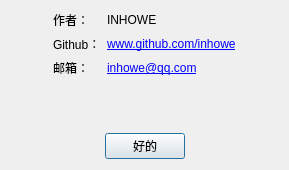
Old version of the form ComAssistant/about_me_dialog.ui in the repository petertheprocess/ComAssistant.
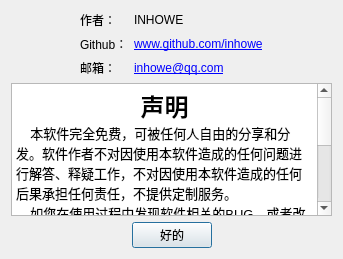
New version of the form.

Commit message: 关于UI增加声明

Diff of the .ui file:
```diff
--- a/ComAssistant/about_me_dialog.ui
+++ b/ComAssistant/about_me_dialog.ui
@@ -6,14 +6,27 @@
    <rect>
     <x>0</x>
     <y>0</y>
-    <width>289</width>
-    <height>170</height>
+    <width>343</width>
+    <height>259</height>
    </rect>
   </property>
   <property name="windowTitle">
    <string>关于</string>
   </property>
   <layout class="QGridLayout" name="gridLayout">
+   <item row="2" column="0">
+    <spacer name="verticalSpacer">
+     <property name="orientation">
+      <enum>Qt::Vertical</enum>
+     </property>
+     <property name="sizeHint" stdset="0">
+      <size>
+       <width>20</width>
+       <height>40</height>
+      </size>
+     </property>
+    </spacer>
+   </item>
    <item row="0" column="0">
     <layout class="QHBoxLayout" name="horizontalLayout_3">
      <item>
@@ -90,7 +103,7 @@
      </item>
     </layout>
    </item>
-   <item row="2" column="0">
+   <item row="3" column="0">
     <layout class="QHBoxLayout" name="horizontalLayout">
      <item>
       <spacer name="horizontalSpacer">
@@ -128,17 +141,19 @@
     </layout>
    </item>
    <item row="1" column="0">
-    <spacer name="verticalSpacer">
-     <property name="orientation">
-      <enum>Qt::Vertical</enum>
+    <widget class="QTextBrowser" name="textBrowser">
+     <property name="html">
+      <string>&lt;!DOCTYPE HTML PUBLIC &quot;-//W3C//DTD HTML 4.0//EN&quot; &quot;http://www.w3.org/TR/REC-html40/strict.dtd&quot;&gt;
+&lt;html&gt;&lt;head&gt;&lt;meta name=&quot;qrichtext&quot; content=&quot;1&quot; /&gt;&lt;style type=&quot;text/css&quot;&gt;
+p, li { white-space: pre-wrap; }
+&lt;/style&gt;&lt;/head&gt;&lt;body style=&quot; font-family:'SimSun'; font-size:9pt; font-weight:400; font-style:normal;&quot;&gt;
+&lt;p align=&quot;center&quot; style=&quot; margin-top:0px; margin-bottom:0px; margin-left:0px; margin-right:0px; -qt-block-indent:0; text-indent:0px;&quot;&gt;&lt;span style=&quot; font-family:'SimSun'; font-size:18pt; font-weight:600;&quot;&gt;声明&lt;/span&gt;&lt;/p&gt;
+&lt;p style=&quot; margin-top:0px; margin-bottom:0px; margin-left:0px; margin-right:0px; -qt-block-indent:0; text-indent:0px;&quot;&gt;&lt;span style=&quot; font-family:'SimSun'; font-size:10pt;&quot;&gt;    本软件完全免费，可被任何人自由的分享和分发。软件作者不对因使用本软件造成的任何问题进行解答、释疑工作，不对因使用本软件造成的任何后果承担任何责任，不提供定制服务。&lt;/span&gt;&lt;/p&gt;
+&lt;p style=&quot; margin-top:0px; margin-bottom:0px; margin-left:0px; margin-right:0px; -qt-block-indent:0; text-indent:0px;&quot;&gt;&lt;span style=&quot; font-family:'SimSun'; font-size:10pt;&quot;&gt;    如您在使用过程中发现软件相关的BUG、或者改进意见，可以发送电子邮件联系作者。&lt;/span&gt;&lt;/p&gt;
+&lt;p style=&quot; margin-top:0px; margin-bottom:0px; margin-left:0px; margin-right:0px; -qt-block-indent:0; text-indent:0px;&quot;&gt;&lt;span style=&quot; font-family:'SimSun'; font-size:10pt;&quot;&gt;    本软件可能会收集自身的使用统计信息并上传，包括但不限于用于区分设备的网卡MAC地址、运行时间、收发计数等，其余的任何信息均不会被上传，比如收发内容等。&lt;/span&gt;&lt;/p&gt;
+&lt;p style=&quot; margin-top:0px; margin-bottom:0px; margin-left:0px; margin-right:0px; -qt-block-indent:0; text-indent:0px;&quot;&gt;&lt;span style=&quot; font-family:'SimSun'; font-size:10pt;&quot;&gt;    如果您不同意本声明，您应该立即停止使用本软件。&lt;/span&gt;&lt;/p&gt;&lt;/body&gt;&lt;/html&gt;</string>
      </property>
-     <property name="sizeHint" stdset="0">
-      <size>
-       <width>20</width>
-       <height>40</height>
-      </size>
-     </property>
-    </spacer>
+    </widget>
    </item>
   </layout>
  </widget>
```
